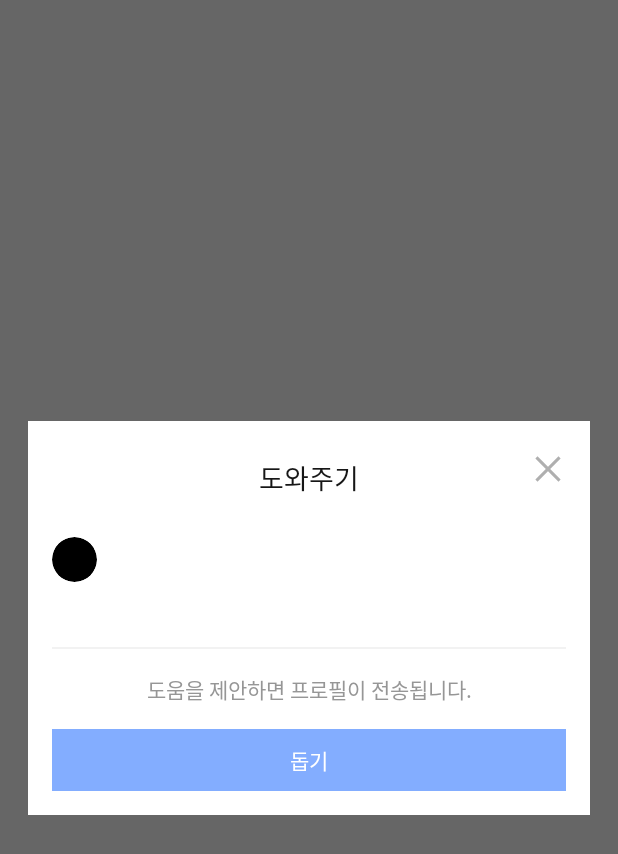
After one commit to KU-Summer-Hackathon/aos, an Android app: the fragment HelpDoDialogFragment shown on its own in the app's theme, on a phone screen of 412 x 824 dp. The commit adds this screen. Shown: the top 854 px of the screen. Run offline under Robolectric (Android 15) with nearby library versions, the phone set to English and light mode, and no system bars; our stand-ins replace data binding; pictures from the network do not load; 1 statement that could not run was skipped.

Commit message:
[layout] Help 화면에서 돕기 클릭 시 띄우는 다이얼로그 레이아웃 설정

```diff
--- /dev/null
+++ b/app/src/main/java/com/yjooooo/doreandroid/presentation/help/HelpDoDialogFragment.kt
@@ -0,0 +1,72 @@
+package com.yjooooo.doreandroid.presentation.help
+
+import android.os.Bundle
+import androidx.fragment.app.Fragment
+import android.view.LayoutInflater
+import android.view.View
+import android.view.ViewGroup
+import androidx.databinding.DataBindingUtil
+import androidx.fragment.app.DialogFragment
+import androidx.fragment.app.activityViewModels
+import com.yjooooo.doreandroid.R
+import com.yjooooo.doreandroid.databinding.FragmentHelpDoDialogBinding
+import com.yjooooo.doreandroid.databinding.FragmentHelpRequestDialogBinding
+import com.yjooooo.doreandroid.presentation.help_request.HelpRequestViewModel
+
+class HelpDoDialogFragment : DialogFragment() {
+    private var _binding: FragmentHelpDoDialogBinding? = null
+    val binding get() = _binding ?: error(getString(R.string.binding_error))
+
+    private val helpRequestViewModel by activityViewModels<HelpRequestViewModel>()
+
+    override fun onCreateView(
+        inflater: LayoutInflater,
+        container: ViewGroup?,
+        savedInstanceState: Bundle?,
+    ): View? {
+        _binding = DataBindingUtil.inflate(
+            inflater,
+            R.layout.fragment_help_do_dialog,
+            container,
+            false
+        )
+        return binding.root
+    }
+
+    override fun onViewCreated(view: View, savedInstanceState: Bundle?) {
+        super.onViewCreated(view, savedInstanceState)
+        setLayout()
+        initDeleteBtnClickListener()
+        initCloseBtnClickListener()
+    }
+
+    override fun onStart() {
+        super.onStart()
+        setLayout()
+    }
+
+    private fun setLayout() {
+        requireNotNull(dialog).apply {
+            requireNotNull(window).apply {
+                setLayout(
+                    (resources.displayMetrics.widthPixels * 0.91).toInt(),
+                    ViewGroup.LayoutParams.WRAP_CONTENT
+                )
+                setBackgroundDrawableResource(R.drawable.shape_rect_white)
+            }
+        }
+    }
+
+    private fun initDeleteBtnClickListener() {
+        binding.btnHelpRequestCancelDelete.setOnClickListener {
+            dismiss()
+            helpRequestViewModel.initIsCancelRequest(true)
+        }
+    }
+
+    private fun initCloseBtnClickListener() {
+        binding.btnHelpDoClose.setOnClickListener {
+            dismiss()
+        }
+    }
+}
--- /dev/null
+++ b/app/src/main/res/layout/fragment_help_do_dialog.xml
@@ -0,0 +1,128 @@
+<?xml version="1.0" encoding="utf-8"?>
+<layout xmlns:android="http://schemas.android.com/apk/res/android"
+    xmlns:app="http://schemas.android.com/apk/res-auto"
+    xmlns:tools="http://schemas.android.com/tools">
+
+    <data>
+
+        <variable
+            name="help"
+            type="com.yjooooo.doreandroid.data.remote.entity.response.OneHelp" />
+    </data>
+
+    <androidx.constraintlayout.widget.ConstraintLayout
+        android:layout_width="match_parent"
+        android:layout_height="wrap_content"
+        tools:context=".presentation.help.HelpDoDialogFragment">
+
+
+        <ImageButton
+            android:id="@+id/btn_help_do_close"
+            android:layout_width="wrap_content"
+            android:layout_height="wrap_content"
+            android:layout_marginTop="10dp"
+            android:layout_marginEnd="6dp"
+            android:background="@android:color/transparent"
+            android:padding="10dp"
+            android:src="@drawable/ic_close_gray"
+            app:layout_constraintEnd_toEndOf="parent"
+            app:layout_constraintTop_toTopOf="parent" />
+
+        <TextView
+            android:id="@+id/tv_help_do_title"
+            android:layout_width="wrap_content"
+            android:layout_height="wrap_content"
+            android:layout_marginTop="24dp"
+            android:fontFamily="@font/spoqa_han_sans_neo_bold"
+            android:text="@string/title_help_do"
+            android:textColor="@color/dore_text_black"
+            android:textSize="18dp"
+            app:layout_constraintEnd_toEndOf="parent"
+            app:layout_constraintStart_toStartOf="parent"
+            app:layout_constraintTop_toTopOf="parent" />
+
+        <ImageView
+            android:id="@+id/iv_help_do_profile"
+            profileImgUri="@{help.userImageUrl}"
+            android:layout_width="30dp"
+            android:layout_height="30dp"
+            android:layout_marginStart="16dp"
+            android:layout_marginTop="26dp"
+            app:layout_constraintStart_toStartOf="parent"
+            app:layout_constraintTop_toBottomOf="@id/tv_help_do_title"
+            tools:src="@drawable/shape_circle_black" />
+
+        <TextView
+            android:id="@+id/tv_help_do_name"
+            android:layout_width="wrap_content"
+            android:layout_height="wrap_content"
+            android:layout_marginStart="12dp"
+            android:fontFamily="@font/spoqa_han_sans_neo_bold"
+            android:text="@{help.userName}"
+            android:textColor="@color/dore_text_black"
+            android:textSize="18dp"
+            app:layout_constraintBottom_toBottomOf="@id/iv_help_do_profile"
+            app:layout_constraintStart_toEndOf="@id/iv_help_do_profile"
+            app:layout_constraintTop_toTopOf="@id/iv_help_do_profile"
+            tools:text="최인영" />
+
+        <TextView
+            android:id="@+id/tv_help_do_content"
+            android:layout_width="0dp"
+            android:layout_height="wrap_content"
+            android:layout_marginTop="12dp"
+            android:fontFamily="@font/spoqa_han_sans_neo_medium"
+            android:text="@{help.content}"
+            android:textColor="@color/dore_text_black"
+            android:textSize="14dp"
+            app:layout_constraintEnd_toEndOf="parent"
+            app:layout_constraintStart_toStartOf="@id/iv_help_do_profile"
+            app:layout_constraintTop_toBottomOf="@id/iv_help_do_profile"
+            tools:text="집에 있는 장롱을 버려야 하는데 도와주세요ㅠㅠ" />
+
+        <View
+            android:id="@+id/view_division"
+            android:layout_width="0dp"
+            android:layout_height="1dp"
+            android:layout_marginHorizontal="16dp"
+            android:layout_marginTop="12dp"
+            android:background="@color/dore_gray_2"
+            app:layout_constraintEnd_toEndOf="parent"
+            app:layout_constraintStart_toStartOf="parent"
+            app:layout_constraintTop_toBottomOf="@id/tv_help_do_content" />
+
+        <TextView
+            android:id="@+id/tv_help_do_desc"
+            android:layout_width="wrap_content"
+            android:layout_height="wrap_content"
+            android:layout_marginTop="16dp"
+            android:fontFamily="@font/spoqa_han_sans_neo_medium"
+            android:text="@string/help_do_desc"
+            android:textColor="@color/dore_gray_6"
+            android:textSize="14dp"
+            app:layout_constraintEnd_toEndOf="parent"
+            app:layout_constraintStart_toStartOf="parent"
+            app:layout_constraintTop_toBottomOf="@id/view_division" />
+
+        <androidx.appcompat.widget.AppCompatButton
+            android:id="@+id/btn_help_do_confirm"
+            android:layout_width="0dp"
+            android:layout_height="wrap_content"
+            android:layout_marginHorizontal="16dp"
+            android:layout_marginTop="16dp"
+            android:layout_marginBottom="16dp"
+            android:background="@color/dore_blue"
+            android:fontFamily="@font/spoqa_han_sans_neo_medium"
+            android:minHeight="0dp"
+            android:paddingVertical="10dp"
+            android:stateListAnimator="@null"
+            android:text="@string/help_do_help"
+            android:textColor="@color/dore_white"
+            android:textSize="14dp"
+            app:layout_constraintBottom_toBottomOf="parent"
+            app:layout_constraintEnd_toEndOf="parent"
+            app:layout_constraintStart_toStartOf="parent"
+            app:layout_constraintTop_toBottomOf="@id/tv_help_do_desc" />
+
+    </androidx.constraintlayout.widget.ConstraintLayout>
+</layout>
--- a/app/src/main/res/values/strings.xml
+++ b/app/src/main/res/values/strings.xml
@@ -11,6 +11,7 @@
     <string name="title_lend">Lend</string>
     <string name="title_message">Messages</string>
     <string name="title_help_request">도움 요청</string>
+    <string name="title_help_do">도와주기</string>
 
     <!-- SignInFragment -->
     <string name="sign_in_desc_kakao_login">카카오 로그인 버튼</string>
@@ -40,4 +41,5 @@
     <string name="help_request_done">작성 완료</string>
     <string name="help_request_sum">%d/30</string>
     <string name="help_request_success">도움 요청 완료!</string>
+    <string name="help_do_desc">도움을 제안하면 프로필이 전송됩니다.</string>
 </resources>
```
